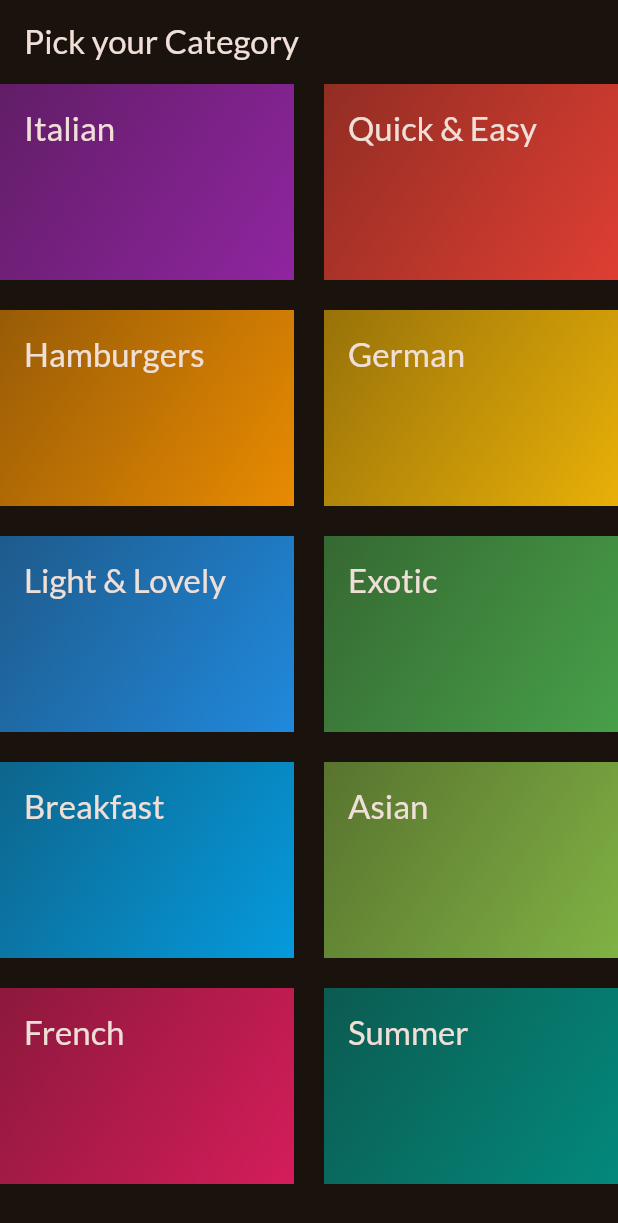
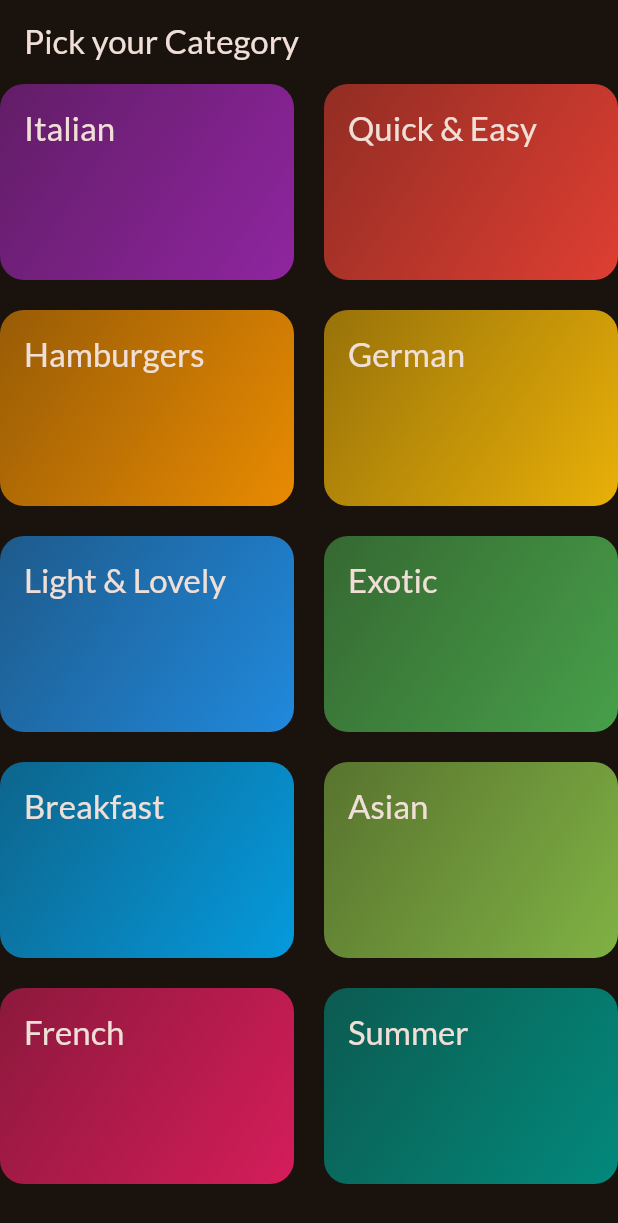
Before and after one commit to snadi043/meals_app_mobile, a Flutter app: the screen it shows after launch, on a phone screen of 412 x 824 dp. Shown: the top 1223 px of the screen. Run offline on Flutter 3.47's test engine with Material 3 defaults, Android fonts, the phone set to English and light mode, and no system bars; our stand-ins replace google_fonts.

Commit message:
Wrapped the conainer with InkWell widget which makes the list-itmes tappable and also making the list items circular with border radius and splashcolor properties.

```diff
--- a/lib/widgets/category_list.dart
+++ b/lib/widgets/category_list.dart
@@ -11,7 +11,11 @@ class CategoryList extends StatelessWidget {
 
   @override
   Widget build(BuildContext context) {
-    return Container(
+    return InkWell(
+      onTap: () {},
+      splashColor: Theme.of(context).primaryColor,
+      borderRadius: BorderRadius.circular(16),
+      child: Container(
         padding: const EdgeInsets.all(16),
         decoration: BoxDecoration(
             gradient: LinearGradient(
@@ -22,13 +26,14 @@ class CategoryList extends StatelessWidget {
               begin: Alignment.topLeft,
               end: Alignment.bottomRight,
             ),
-      ),
+            borderRadius: BorderRadius.circular(16)),
         child: Text(
           categoryModel.title,
           style: Theme.of(context).textTheme.titleLarge!.copyWith(
                 color: Theme.of(context).colorScheme.onBackground,
               ),
         ),
+      ),
     );
   }
 }
```
Lines whose indentation alone changed are shown as unchanged.
